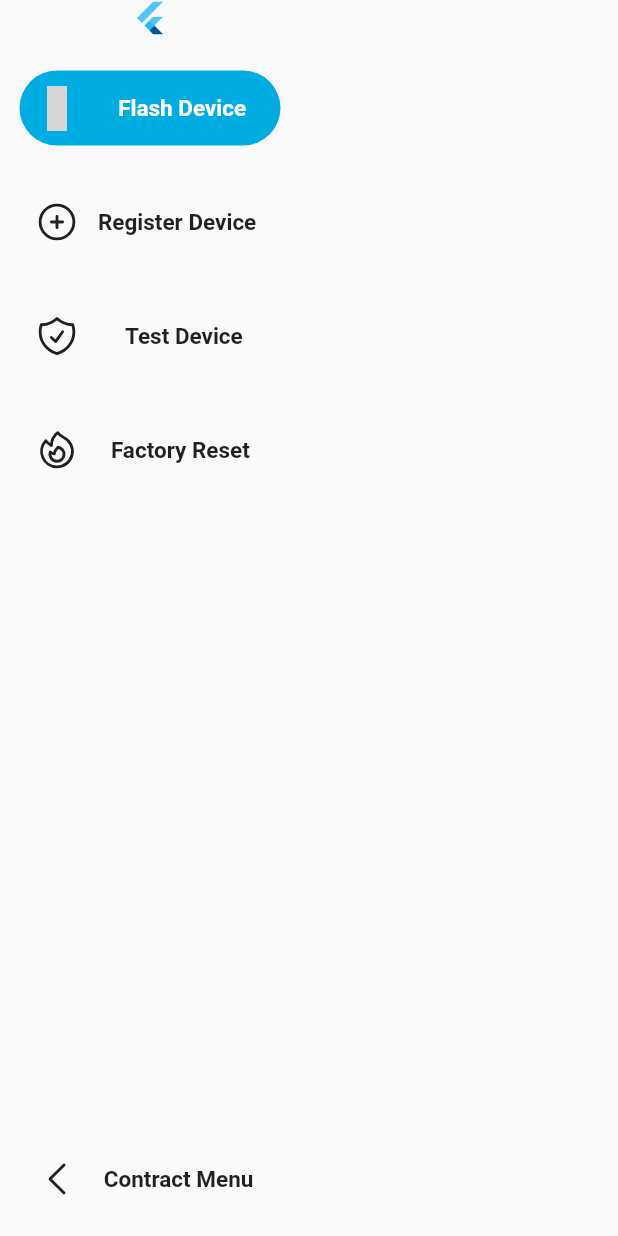
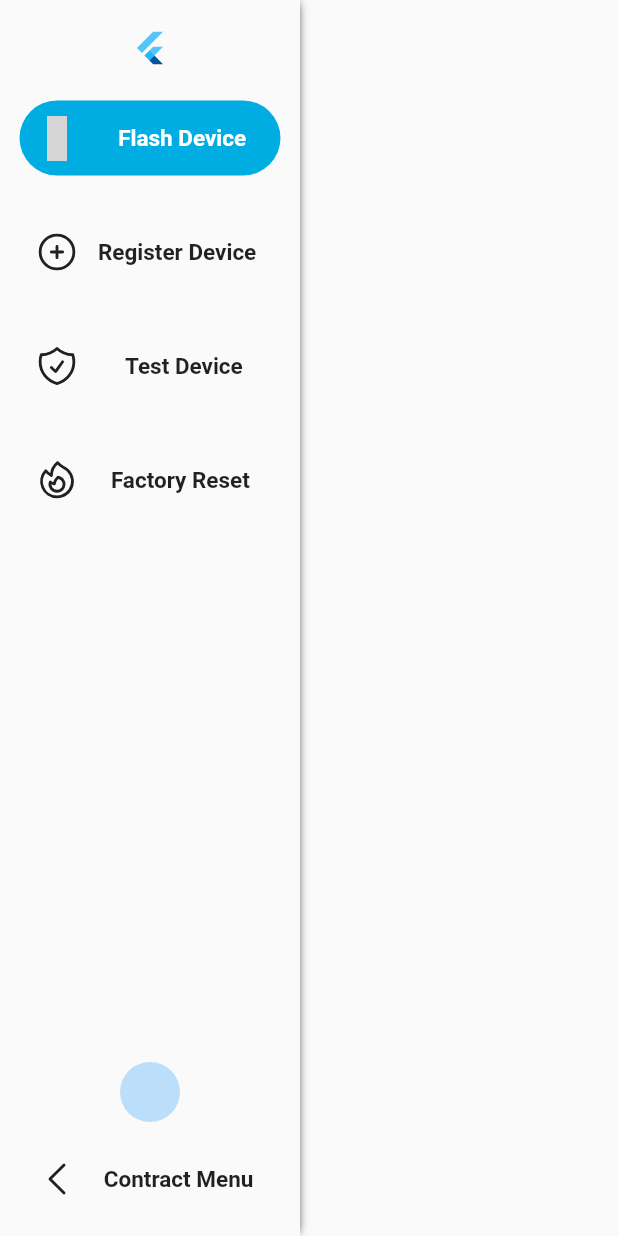
Before and after one commit to wego-technologies/gatego_unified_app, a Flutter app: the screen it shows after launch, after a tap on an icon or button, on a phone screen of 412 x 824 dp. Run offline on Flutter 3.47's test engine with Material 2 defaults, Android fonts, the light colour scheme and no system bars; our stand-ins replace heroicons; grey boxes are pictures that could not be loaded.

Commit message:
Finish Menu

```diff
--- a/lib/components/menu.dart
+++ b/lib/components/menu.dart
@@ -8,6 +8,7 @@
   final Widget? trailing;
   final bool expanded;
   final Function onItemPressed;
+  final Function onExpandedToggle;
 
   const Menu({
     required this.selectedItemKey,
@@ -16,16 +17,24 @@
     this.trailing,
     this.expanded = false,
     required this.onItemPressed,
+    required this.onExpandedToggle,
     Key? key,
   }) : super(key: key);
 
   @override
   Widget build(BuildContext context) {
-    return Padding(
+    return Container(
+      decoration: BoxDecoration(
+        boxShadow: [BoxShadow(blurRadius: 5, spreadRadius: -2)],
+        color: Theme.of(context).canvasColor,
+      ),
       padding: const EdgeInsets.symmetric(horizontal: 5),
       child: Column(
         mainAxisSize: MainAxisSize.max,
         children: [
+          SizedBox(
+            height: 20,
+          ),
           leading ?? const SizedBox(),
           SizedBox(
             height: 10,
@@ -120,6 +129,54 @@
             ),
           ),
           trailing ?? SizedBox(),
+          Container(
+            //constraints: const BoxConstraints(minWidth: double.infinity),
+            margin: EdgeInsets.symmetric(vertical: 13, horizontal: 8),
+            child: InkWell(
+              borderRadius: BorderRadius.circular(5000),
+              onTap: () {
+                onExpandedToggle();
+              },
+              child: Container(
+                padding: EdgeInsets.all(10),
+                //margin: EdgeInsets.all(10),
+                //width: 170,
+                decoration: BoxDecoration(
+                  borderRadius: BorderRadius.circular(5000),
+                ),
+                child: Row(
+                  mainAxisAlignment: MainAxisAlignment.spaceBetween,
+                  children: [
+                    HeroIcon(
+                      !expanded
+                          ? HeroIcons.chevronRight
+                          : HeroIcons.chevronLeft,
+                      size: 30,
+                      color: Theme.of(context).iconTheme.color,
+                    ),
+                    if (expanded)
+                      SizedBox(
+                        width: 10,
+                      ),
+                    if (expanded)
+                      Text(
+                        "Contract Menu",
+                        textAlign: TextAlign.end,
+                        style: TextStyle(
+                          fontWeight: FontWeight.w600,
+                          fontSize: 15,
+                          color: Theme.of(context).iconTheme.color,
+                        ),
+                      ),
+                    if (expanded)
+                      SizedBox(
+                        width: 5,
+                      ),
+                  ],
+                ),
+              ),
+            ),
+          ),
         ],
       ),
     );
--- a/lib/main.dart
+++ b/lib/main.dart
@@ -47,6 +47,10 @@
           Container(
             width: _extended ? 200 : null,
             child: Menu(
+              onExpandedToggle: () {
+                _extended = !_extended;
+                setState(() {});
+              },
               selectedItemKey: _selectedItemKey,
               menuItems: _destinations,
               leading: FlutterLogo(),
@@ -56,55 +60,7 @@
                 _selectedItemKey = item;
                 setState(() {});
               },
-              trailing: Container(
-                //constraints: const BoxConstraints(minWidth: double.infinity),
-                margin: EdgeInsets.symmetric(vertical: 13, horizontal: 8),
-                child: InkWell(
-                  borderRadius: BorderRadius.circular(5000),
-                  onTap: () {
-                    _extended = !_extended;
-                    setState(() {});
-                  },
-                  child: Container(
-                    padding: EdgeInsets.all(10),
-                    //margin: EdgeInsets.all(10),
-                    //width: 170,
-                    decoration: BoxDecoration(
-                      borderRadius: BorderRadius.circular(5000),
-                    ),
-                    child: Row(
-                      mainAxisAlignment: MainAxisAlignment.spaceBetween,
-                      children: [
-                        HeroIcon(
-                          !_extended
-                              ? HeroIcons.chevronRight
-                              : HeroIcons.chevronLeft,
-                          size: 30,
-                          color: Theme.of(context).iconTheme.color,
-                        ),
-                        if (_extended)
-                          SizedBox(
-                            width: 10,
-                          ),
-                        if (_extended)
-                          Text(
-                            "Contract Menu",
-                            textAlign: TextAlign.end,
-                            style: TextStyle(
-                              fontWeight: FontWeight.w600,
-                              fontSize: 15,
-                              color: Theme.of(context).iconTheme.color,
-                            ),
-                          ),
-                        if (_extended)
-                          SizedBox(
-                            width: 5,
-                          ),
-                      ],
-                    ),
-                  ),
-                ),
-              ),
+              trailing: CircleAvatar(),
             ),
           ),
         ],
```
